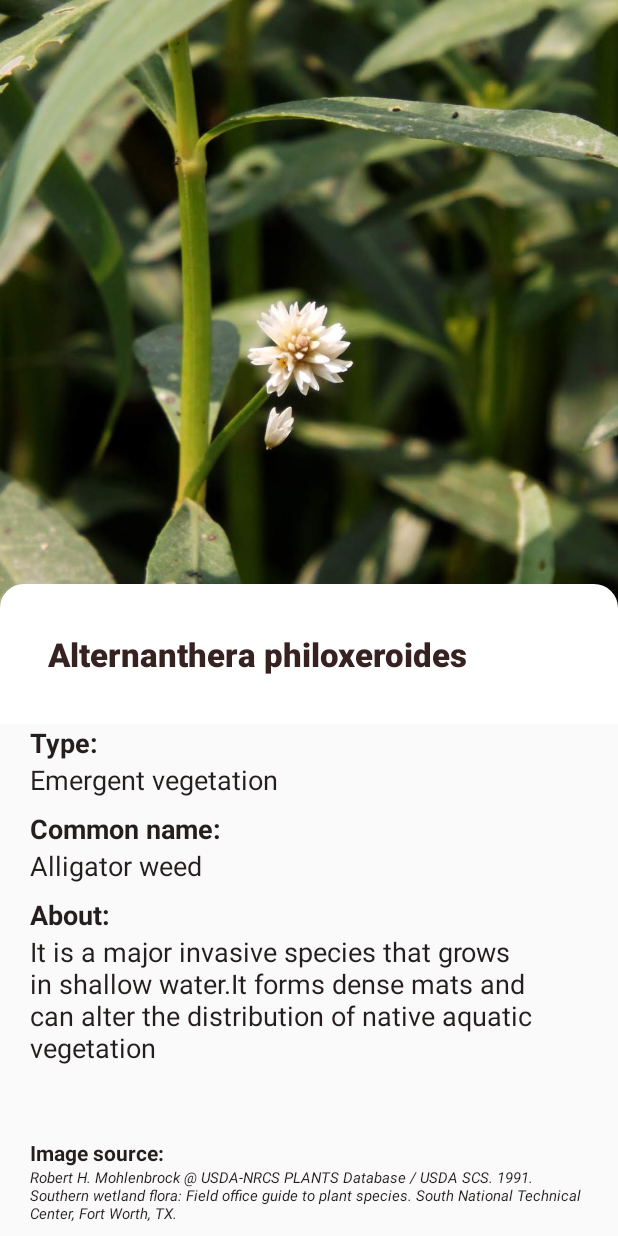
After one commit to sangeetagupta2068/LimKnow-Pilot, an Android app: the MacrophyteItemActivity screen opened directly, with no data from a screen before it, on a phone screen of 412 x 824 dp. The commit adds this screen. Run offline under Robolectric (Android 15) with nearby library versions, the phone set to English and light mode, and no system bars; Roboto replaces fonts that are not available here.

Commit message:
added macrophyte item activity for macrophyte details

```diff
--- a/app/build.gradle
+++ b/app/build.gradle
@@ -34,6 +34,7 @@ dependencies {
 
     implementation 'com.google.firebase:firebase-auth:19.3.2'
     implementation 'com.google.android.gms:play-services-auth:18.1.0'
+    implementation 'com.google.firebase:firebase-firestore:21.6.0'
     implementation 'com.google.firebase:firebase-storage:19.2.0'
 
 }
--- /dev/null
+++ b/app/src/main/java/com/pukhuriandbeels/limknowpilot/MacrophyteItemActivity.java
@@ -0,0 +1,42 @@
+package com.pukhuriandbeels.limknowpilot;
+
+import androidx.appcompat.app.AppCompatActivity;
+
+import android.content.Intent;
+import android.os.Bundle;
+import android.widget.TextView;
+import android.widget.Toast;
+
+import com.pukhuriandbeels.limknowpilot.model.Macrophyte;
+
+public class MacrophyteItemActivity extends AppCompatActivity {
+
+    private TextView macrophyteNameTextView, macrophyteCommonNameTextView, macrophyteTypeTextView;
+    private TextView macrophyteDescriptionTextView, macrophytePictureCreditTextView;
+
+    @Override
+    protected void onCreate(Bundle savedInstanceState) {
+        super.onCreate(savedInstanceState);
+        setContentView(R.layout.activity_macrophyte_item);
+        initialize();
+
+        Intent intent = getIntent();
+        if(intent.getSerializableExtra("MACROPHYTE_ITEM")!=null){
+            Macrophyte macrophyte = (Macrophyte) intent.getSerializableExtra("MACROPHYTE_ITEM");
+            Toast.makeText(getApplicationContext(),macrophyte.getMacrophyteName(),Toast.LENGTH_SHORT).show();
+            macrophyteNameTextView.setText(macrophyte.getMacrophyteName());
+            macrophyteTypeTextView.setText(macrophyte.getMacrophyteType());
+            macrophytePictureCreditTextView.setText(macrophyte.getMacrophyteImageCredit());
+            macrophyteDescriptionTextView.setText(macrophyte.getMacrophyteDescription());
+            macrophyteCommonNameTextView.setText(macrophyte.getCommonName());
+        }
+    }
+
+    private void initialize(){
+        macrophyteNameTextView = findViewById(R.id.macrophyte_scientific_name);
+        macrophyteCommonNameTextView = findViewById(R.id.macrophyte_common_name);
+        macrophyteDescriptionTextView = findViewById(R.id.macrophyte_about);
+        macrophyteTypeTextView = findViewById(R.id.macrophyte_type);
+        macrophytePictureCreditTextView = findViewById(R.id.macrophyte_picture_credits);
+    }
+}
--- a/app/src/main/java/com/pukhuriandbeels/limknowpilot/model/Macrophyte.java
+++ b/app/src/main/java/com/pukhuriandbeels/limknowpilot/model/Macrophyte.java
@@ -1,6 +1,8 @@
 package com.pukhuriandbeels.limknowpilot.model;
 
-public class Macrophyte {
+import java.io.Serializable;
+
+public class Macrophyte implements Serializable {
     private String macrophyteName;
     private String macrophyteType;
     private String commonName;
--- /dev/null
+++ b/app/src/main/res/drawable/macrophyte_item_background.xml
@@ -0,0 +1,9 @@
+<?xml version="1.0" encoding="utf-8"?>
+<selector xmlns:android="http://schemas.android.com/apk/res/android">
+<item>
+    <shape>
+        <solid android:color="#ffffff"/>
+        <corners android:topLeftRadius="16dp" android:topRightRadius="16dp"/>
+    </shape>
+</item>
+</selector>
--- /dev/null
+++ b/app/src/main/res/layout/activity_macrophyte_item.xml
@@ -0,0 +1,126 @@
+<?xml version="1.0" encoding="utf-8"?>
+<androidx.constraintlayout.widget.ConstraintLayout xmlns:android="http://schemas.android.com/apk/res/android"
+    xmlns:app="http://schemas.android.com/apk/res-auto"
+    xmlns:tools="http://schemas.android.com/tools"
+    android:layout_width="match_parent"
+    android:id="@+id/constraint_layout_end"
+    android:layout_height="match_parent"
+    tools:context=".MacrophyteItemActivity">
+
+    <ImageView
+        android:id="@+id/header_imageView"
+        android:layout_width="0dp"
+        android:layout_height="0dp"
+        android:layout_marginBottom="2dp"
+        android:scaleType="centerCrop"
+        app:layout_constraintBottom_toTopOf="@+id/content_linearLayout"
+        app:layout_constraintEnd_toEndOf="parent"
+        app:layout_constraintStart_toStartOf="parent"
+        app:layout_constraintTop_toTopOf="parent"
+        app:srcCompat="@drawable/sample_macrophyte" />
+
+    <LinearLayout
+        android:id="@+id/content_linearLayout"
+        android:layout_width="match_parent"
+        android:layout_height="0dp"
+        android:orientation="vertical"
+        android:paddingHorizontal="20dp"
+        app:layout_constraintBottom_toBottomOf="parent"
+        app:layout_constraintEnd_toEndOf="parent"
+        app:layout_constraintStart_toStartOf="parent">
+
+        <TextView
+            android:layout_width="match_parent"
+            android:layout_height="wrap_content"
+            android:textColor="@color/colorBlack"
+            android:text="Type:"
+            android:textSize="18sp"
+            android:textStyle="bold" />
+        <TextView
+            android:layout_width="match_parent"
+            android:layout_height="wrap_content"
+            android:textSize="18sp"
+            android:id="@+id/macrophyte_type"
+            android:textColor="@color/colorBlack"
+            android:text="Emergent vegetation"/>
+        <View
+            android:layout_width="match_parent"
+            android:layout_height="8dp"/>
+        <TextView
+            android:layout_width="match_parent"
+            android:layout_height="wrap_content"
+            android:textSize="18sp"
+            android:textStyle="bold"
+            android:textColor="@color/colorBlack"
+            android:text="Common name: "/>
+        <TextView
+            android:layout_width="match_parent"
+            android:layout_height="wrap_content"
+            android:textSize="18sp"
+            android:id="@+id/macrophyte_common_name"
+            android:textColor="@color/colorBlack"
+            android:text="Alligator weed"/>
+        <View
+            android:layout_width="match_parent"
+            android:layout_height="8dp"/>
+        <TextView
+            android:layout_width="match_parent"
+            android:textSize="18sp"
+            android:textStyle="bold"
+            android:textColor="@color/colorBlack"
+            android:layout_height="wrap_content"
+            android:text="About: "/>
+        <TextView
+            android:layout_width="match_parent"
+            android:layout_height="wrap_content"
+            android:textSize="18sp"
+            android:id="@+id/macrophyte_about"
+            android:textColor="@color/colorBlack"
+            android:text="It is a major invasive species that grows in shallow water.It forms dense mats and can alter the distribution of native aquatic vegetation"/>
+        <View
+            android:layout_width="match_parent"
+            android:layout_height="48dp"/>
+        <TextView
+            android:layout_width="match_parent"
+            android:layout_height="wrap_content"
+            android:textSize="14sp"
+            android:textStyle="bold"
+            android:textColor="@color/colorBlack"
+            android:text="Image source: "/>
+        <TextView
+            android:layout_width="match_parent"
+            android:layout_height="wrap_content"
+            android:textSize="10sp"
+            android:textStyle="italic"
+            android:textColor="@color/colorBlack"
+            android:id="@+id/macrophyte_picture_credits"
+            android:text="Robert H. Mohlenbrock @ USDA-NRCS PLANTS Database / USDA SCS. 1991. Southern wetland flora: Field office guide to plant species. South National Technical Center, Fort Worth, TX."/>
+        <View
+            android:layout_width="match_parent"
+            android:layout_height="8dp"/>
+    </LinearLayout>
+
+    <LinearLayout
+        android:layout_width="match_parent"
+        android:layout_height="wrap_content"
+        android:id="@+id/title_linearLayout"
+        android:background="@drawable/macrophyte_item_background"
+        android:orientation="vertical"
+        app:layout_constraintBottom_toTopOf="@id/content_linearLayout"
+        app:layout_constraintEnd_toEndOf="parent"
+        app:layout_constraintHorizontal_bias="0.538"
+        app:layout_constraintStart_toStartOf="parent">
+
+        <TextView
+            android:id="@+id/macrophyte_scientific_name"
+            android:layout_width="match_parent"
+            android:layout_height="wrap_content"
+            android:fontFamily="sans-serif-black"
+            android:padding="32dp"
+            android:text="Alternanthera philoxeroides "
+            android:textAppearance="@style/TextAppearance.AppCompat.Display2"
+            android:textColor="#372222"
+            android:textSize="22sp"
+            android:textStyle="bold" />
+    </LinearLayout>
+</androidx.constraintlayout.widget.ConstraintLayout>
--- a/app/src/main/res/layout/macrophyte_list_item.xml
+++ b/app/src/main/res/layout/macrophyte_list_item.xml
@@ -8,7 +8,8 @@
         android:layout_width="match_parent"
         android:layout_height="wrap_content"
         android:orientation="vertical"
-        android:elevation="5dp"
+        android:elevation="10dp"
+        android:layout_marginHorizontal="12dp"
         app:cardUseCompatPadding="true"
         app:cardCornerRadius="8dp">
 
```
Also changed, not shown: app/src/main/AndroidManifest.xml (+8 -4 lines), app/src/main/java/com/pukhuriandbeels/limknowpilot/LakeActivity.java (added, +15 -0 lines), app/src/main/java/com/pukhuriandbeels/limknowpilot/MacrophyteListActivity.java (+15 -2 lines), app/src/main/java/com/pukhuriandbeels/limknowpilot/MainActivity.java (+9 -0 lines), app/src/main/res/layout/activity_lake.xml (added, +107 -0 lines), app/src/main/res/layout/activity_lake_motion_scene_end.xml (added, +108 -0 lines), app/src/main/res/layout/activity_lake_motion_scene_start.xml (added, +107 -0 lines), app/src/main/res/xml/activity_lake_scene.xml (added, +12 -0 lines), app/src/main/res/drawable/sample_macrophyte.jpeg.
